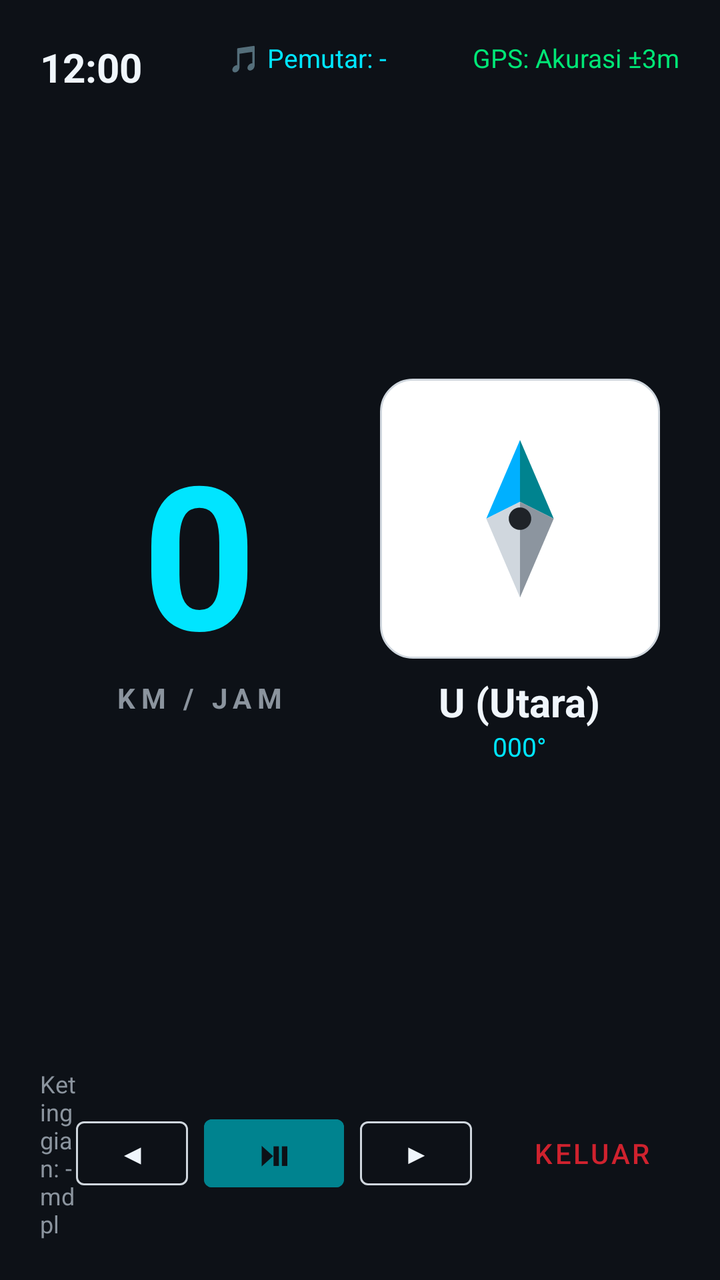
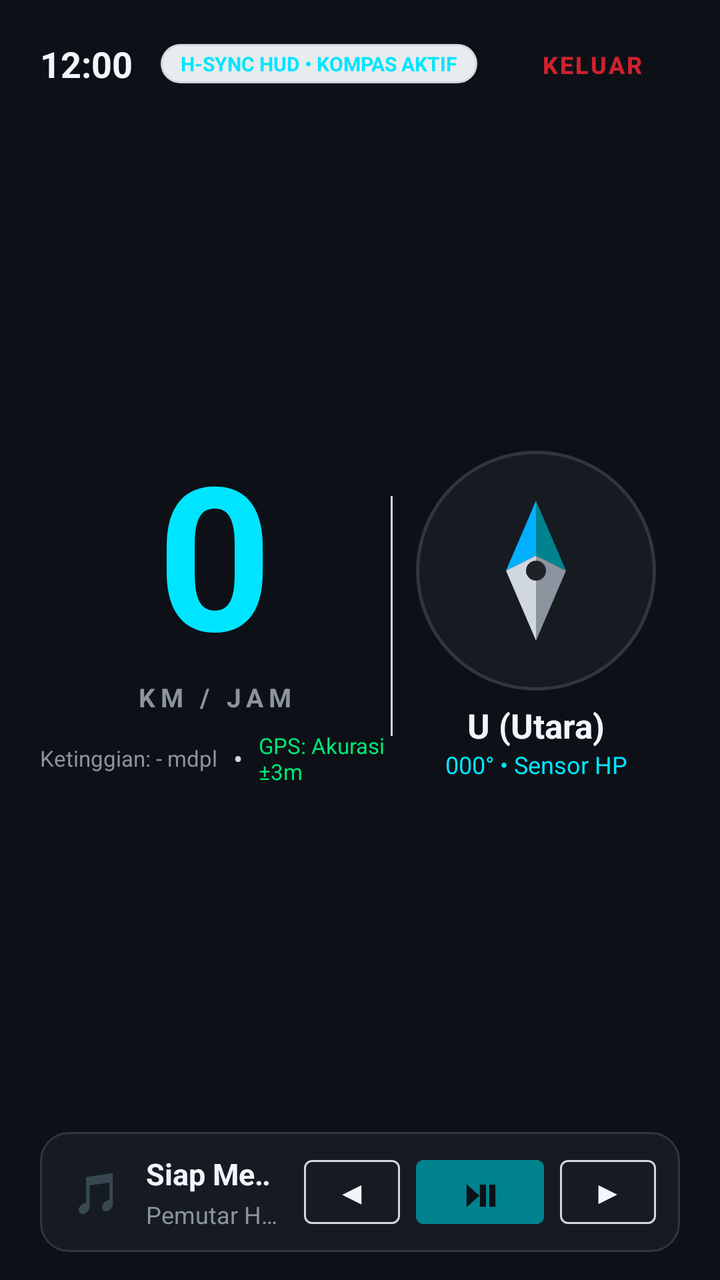

Before-and-after screenshots of an Android layout around one commit, followed by the original layout XML and the change that was made.
<!-- AndroidManifest.xml: application theme Theme.MotoCompanion -->
<!-- res/layout/activity_hud.xml -->
<?xml version="1.0" encoding="utf-8"?>
<androidx.constraintlayout.widget.ConstraintLayout xmlns:android="http://schemas.android.com/apk/res/android"
    xmlns:app="http://schemas.android.com/apk/res-auto"
    android:layout_width="match_parent"
    android:layout_height="match_parent"
    android:background="@color/hud_bg"
    android:keepScreenOn="true"
    android:padding="20dp">

    
    <TextView
        android:id="@+id/tvHudClock"
        android:layout_width="wrap_content"
        android:layout_height="wrap_content"
        android:text="12:00"
        android:textColor="@color/hud_text_primary"
        android:textSize="20sp"
        android:textStyle="bold"
        app:layout_constraintStart_toStartOf="parent"
        app:layout_constraintTop_toTopOf="parent" />

    <TextView
        android:id="@+id/tvActivePlayerHud"
        android:layout_width="wrap_content"
        android:layout_height="wrap_content"
        android:text="🎵 Pemutar: -"
        android:textColor="@color/hud_accent_cyan"
        android:textSize="13sp"
        app:layout_constraintEnd_toStartOf="@+id/tvGpsAccuracy"
        app:layout_constraintStart_toEndOf="@+id/tvHudClock"
        app:layout_constraintTop_toTopOf="parent" />

    <TextView
        android:id="@+id/tvGpsAccuracy"
        android:layout_width="wrap_content"
        android:layout_height="wrap_content"
        android:text="GPS: Akurasi ±3m"
        android:textColor="@color/hud_accent_green"
        android:textSize="13sp"
        app:layout_constraintEnd_toEndOf="parent"
        app:layout_constraintTop_toTopOf="parent" />

    
    <LinearLayout
        android:id="@+id/layoutSpeedometer"
        android:layout_width="0dp"
        android:layout_height="wrap_content"
        android:gravity="center"
        android:orientation="vertical"
        app:layout_constraintBottom_toTopOf="@+id/layoutBottomBar"
        app:layout_constraintEnd_toStartOf="@+id/layoutCompass"
        app:layout_constraintStart_toStartOf="parent"
        app:layout_constraintTop_toBottomOf="@+id/tvHudClock">

        <TextView
            android:id="@+id/tvSpeedValue"
            android:layout_width="wrap_content"
            android:layout_height="wrap_content"
            android:includeFontPadding="false"
            android:text="0"
            android:textColor="@color/hud_accent_cyan"
            android:textSize="100sp"
            android:textStyle="bold" />

        <TextView
            android:layout_width="wrap_content"
            android:layout_height="wrap_content"
            android:letterSpacing="0.2"
            android:text="@string/hud_speed_unit"
            android:textColor="@color/hud_text_secondary"
            android:textSize="14sp"
            android:textStyle="bold" />
    </LinearLayout>

    
    <LinearLayout
        android:id="@+id/layoutCompass"
        android:layout_width="0dp"
        android:layout_height="wrap_content"
        android:gravity="center"
        android:orientation="vertical"
        app:layout_constraintBottom_toTopOf="@+id/layoutBottomBar"
        app:layout_constraintEnd_toEndOf="parent"
        app:layout_constraintStart_toEndOf="@+id/layoutSpeedometer"
        app:layout_constraintTop_toBottomOf="@+id/tvGpsAccuracy">

        
        <FrameLayout
            android:layout_width="140dp"
            android:layout_height="140dp"
            android:background="@drawable/bg_rounded_card">

            <ImageView
                android:id="@+id/ivCompassNeedle"
                android:layout_width="90dp"
                android:layout_height="90dp"
                android:layout_gravity="center"
                android:contentDescription="Compass Needle"
                android:src="@drawable/ic_compass_needle" />
        </FrameLayout>

        
        <TextView
            android:id="@+id/tvCardinalDirection"
            android:layout_width="wrap_content"
            android:layout_height="wrap_content"
            android:layout_marginTop="8dp"
            android:text="U (Utara)"
            android:textColor="@color/hud_text_primary"
            android:textSize="20sp"
            android:textStyle="bold" />

        <TextView
            android:id="@+id/tvBearingDegrees"
            android:layout_width="wrap_content"
            android:layout_height="wrap_content"
            android:text="000°"
            android:textColor="@color/hud_accent_cyan"
            android:textSize="13sp" />
    </LinearLayout>

    
    <LinearLayout
        android:id="@+id/layoutBottomBar"
        android:layout_width="match_parent"
        android:layout_height="wrap_content"
        android:gravity="center_vertical"
        android:orientation="horizontal"
        app:layout_constraintBottom_toBottomOf="parent"
        app:layout_constraintEnd_toEndOf="parent"
        app:layout_constraintStart_toStartOf="parent">

        <TextView
            android:id="@+id/tvAltitude"
            android:layout_width="0dp"
            android:layout_height="wrap_content"
            android:layout_weight="1"
            android:text="Ketinggian: - mdpl"
            android:textColor="@color/hud_text_secondary"
            android:textSize="12sp" />

        
        <LinearLayout
            android:layout_width="wrap_content"
            android:layout_height="wrap_content"
            android:gravity="center"
            android:orientation="horizontal">

            <Button
                android:id="@+id/btnHudPrev"
                style="@style/Widget.MaterialComponents.Button.OutlinedButton"
                android:layout_width="56dp"
                android:layout_height="44dp"
                android:layout_marginEnd="8dp"
                android:text="◀"
                android:textColor="@color/hud_text_primary"
                app:strokeColor="@color/border_color" />

            <Button
                android:id="@+id/btnHudPlayPause"
                android:layout_width="70dp"
                android:layout_height="46dp"
                android:backgroundTint="@color/accent_cyan"
                android:text="⏯"
                android:textColor="#0D1117"
                android:textSize="16sp"
                android:textStyle="bold" />

            <Button
                android:id="@+id/btnHudNext"
                style="@style/Widget.MaterialComponents.Button.OutlinedButton"
                android:layout_width="56dp"
                android:layout_height="44dp"
                android:layout_marginStart="8dp"
                android:text="▶"
                android:textColor="@color/hud_text_primary"
                app:strokeColor="@color/border_color" />
        </LinearLayout>

        <Button
            android:id="@+id/btnCloseHud"
            style="@style/Widget.MaterialComponents.Button.TextButton"
            android:layout_width="wrap_content"
            android:layout_height="wrap_content"
            android:layout_marginStart="16dp"
            android:text="@string/hud_exit"
            android:textColor="@color/accent_red" />
    </LinearLayout>

</androidx.constraintlayout.widget.ConstraintLayout>
<!-- resources referenced by this layout -->
<resources>
  <color name="accent_cyan">#00838F</color>
  <color name="accent_red">#CF222E</color>
  <color name="border_color">#D0D7DE</color>
  <color name="hud_accent_cyan">#00E5FF</color>
  <color name="hud_accent_green">#00E676</color>
  <color name="hud_bg">#0D1117</color>
  <color name="hud_text_primary">#F0F6FC</color>
  <color name="hud_text_secondary">#8B949E</color>
  <!-- drawable bg_rounded_card (drawable) -->
  <?xml version="1.0" encoding="utf-8"?>
  <shape xmlns:android="http://schemas.android.com/apk/res/android">
      <solid android:color="@color/bg_card" />
      <corners android:radius="16dp" />
      <stroke android:width="1dp" android:color="@color/border_color" />
  </shape>
  <!-- drawable ic_compass_needle (drawable) -->
  <?xml version="1.0" encoding="utf-8"?>
  <vector xmlns:android="http://schemas.android.com/apk/res/android"
      android:width="64dp"
      android:height="64dp"
      android:viewportWidth="64"
      android:viewportHeight="64">
      
      <path
          android:fillColor="@color/accent_cyan"
          android:pathData="M32,4 L44,32 L32,26 Z" />
      
      <path
          android:fillColor="#00B0FF"
          android:pathData="M32,4 L20,32 L32,26 Z" />
      
      <path
          android:fillColor="@color/text_muted"
          android:pathData="M32,60 L44,32 L32,26 Z" />
      <path
          android:fillColor="@color/border_color"
          android:pathData="M32,60 L20,32 L32,26 Z" />
      
      <path
          android:fillColor="@color/text_primary"
          android:pathData="M32,32m-4,0a4,4 0,1 1,8 0a4,4 0,1 1,-8 0" />
  </vector>
  <string name="hud_exit">Keluar</string>
  <string name="hud_speed_unit">KM / JAM</string>
  <style name="Theme.MotoCompanion" parent="Theme.MaterialComponents.DayNight.NoActionBar">
          <item name="colorPrimary">@color/accent_cyan</item>
          <item name="colorPrimaryVariant">@color/accent_cyan</item>
          <item name="colorOnPrimary">@color/btn_text_on_cyan</item>
          <item name="colorSecondary">@color/accent_green</item>
          <item name="colorSecondaryVariant">@color/accent_amber</item>
          <item name="colorOnSecondary">@color/bg_dark</item>
          <item name="android:statusBarColor">@color/bg_dark</item>
          <item name="android:navigationBarColor">@color/bg_dark</item>
          <item name="android:windowBackground">@color/bg_dark</item>
          <item name="android:windowLightStatusBar">?attr/isLightTheme</item>
          <item name="android:windowLightNavigationBar" tools:targetApi="o_mr1">?attr/isLightTheme</item>
      </style>
  <color name="bg_card">#FFFFFF</color>
  <color name="text_muted">#8C959F</color>
  <color name="text_primary">#1F2328</color>
  <color name="btn_text_on_cyan">#FFFFFF</color>
  <color name="accent_green">#1A7F37</color>
  <color name="accent_amber">#B76E00</color>
  <color name="bg_dark">#F4F6F9</color>
</resources>

<!-- the commit's change to res/layout/activity_hud.xml (unified diff, before → after) -->
@@ -3,188 +3,293 @@
     xmlns:app="http://schemas.android.com/apk/res-auto"
     android:layout_width="match_parent"
     android:layout_height="match_parent"
+    android:animateLayoutChanges="true"
     android:background="@color/hud_bg"
     android:keepScreenOn="true"
-    android:padding="20dp">
-
-    
-    <TextView
-        android:id="@+id/tvHudClock"
-        android:layout_width="wrap_content"
-        android:layout_height="wrap_content"
-        android:text="12:00"
-        android:textColor="@color/hud_text_primary"
-        android:textSize="20sp"
-        android:textStyle="bold"
-        app:layout_constraintStart_toStartOf="parent"
-        app:layout_constraintTop_toTopOf="parent" />
-
-    <TextView
-        android:id="@+id/tvActivePlayerHud"
-        android:layout_width="wrap_content"
-        android:layout_height="wrap_content"
-        android:text="🎵 Pemutar: -"
-        android:textColor="@color/hud_accent_cyan"
-        android:textSize="13sp"
-        app:layout_constraintEnd_toStartOf="@+id/tvGpsAccuracy"
-        app:layout_constraintStart_toEndOf="@+id/tvHudClock"
-        app:layout_constraintTop_toTopOf="parent" />
-
-    <TextView
-        android:id="@+id/tvGpsAccuracy"
-        android:layout_width="wrap_content"
-        android:layout_height="wrap_content"
-        android:text="GPS: Akurasi ±3m"
-        android:textColor="@color/hud_accent_green"
-        android:textSize="13sp"
-        app:layout_constraintEnd_toEndOf="parent"
-        app:layout_constraintTop_toTopOf="parent" />
+    android:paddingStart="20dp"
+    android:paddingTop="14dp"
+    android:paddingEnd="20dp"
+    android:paddingBottom="14dp">
 
     
     <LinearLayout
-        android:id="@+id/layoutSpeedometer"
-        android:layout_width="0dp"
-        android:layout_height="wrap_content"
-        android:gravity="center"
-        android:orientation="vertical"
-        app:layout_constraintBottom_toTopOf="@+id/layoutBottomBar"
-        app:layout_constraintEnd_toStartOf="@+id/layoutCompass"
-        app:layout_constraintStart_toStartOf="parent"
-        app:layout_constraintTop_toBottomOf="@+id/tvHudClock">
-
-        <TextView
-            android:id="@+id/tvSpeedValue"
-            android:layout_width="wrap_content"
-            android:layout_height="wrap_content"
-            android:includeFontPadding="false"
-            android:text="0"
-            android:textColor="@color/hud_accent_cyan"
-            android:textSize="100sp"
-            android:textStyle="bold" />
-
-        <TextView
-            android:layout_width="wrap_content"
-            android:layout_height="wrap_content"
-            android:letterSpacing="0.2"
-            android:text="@string/hud_speed_unit"
-            android:textColor="@color/hud_text_secondary"
-            android:textSize="14sp"
-            android:textStyle="bold" />
-    </LinearLayout>
-
-    
-    <LinearLayout
-        android:id="@+id/layoutCompass"
-        android:layout_width="0dp"
-        android:layout_height="wrap_content"
-        android:gravity="center"
-        android:orientation="vertical"
-        app:layout_constraintBottom_toTopOf="@+id/layoutBottomBar"
-        app:layout_constraintEnd_toEndOf="parent"
-        app:layout_constraintStart_toEndOf="@+id/layoutSpeedometer"
-        app:layout_constraintTop_toBottomOf="@+id/tvGpsAccuracy">
-
-        
-        <FrameLayout
-            android:layout_width="140dp"
-            android:layout_height="140dp"
-            android:background="@drawable/bg_rounded_card">
-
-            <ImageView
-                android:id="@+id/ivCompassNeedle"
-                android:layout_width="90dp"
-                android:layout_height="90dp"
-                android:layout_gravity="center"
-                android:contentDescription="Compass Needle"
-                android:src="@drawable/ic_compass_needle" />
-        </FrameLayout>
-
-        
-        <TextView
-            android:id="@+id/tvCardinalDirection"
-            android:layout_width="wrap_content"
-            android:layout_height="wrap_content"
-            android:layout_marginTop="8dp"
-            android:text="U (Utara)"
-            android:textColor="@color/hud_text_primary"
-            android:textSize="20sp"
-            android:textStyle="bold" />
-
-        <TextView
-            android:id="@+id/tvBearingDegrees"
-            android:layout_width="wrap_content"
-            android:layout_height="wrap_content"
-            android:text="000°"
-            android:textColor="@color/hud_accent_cyan"
-            android:textSize="13sp" />
-    </LinearLayout>
-
-    
-    <LinearLayout
-        android:id="@+id/layoutBottomBar"
+        android:id="@+id/layoutHudTopBar"
         android:layout_width="match_parent"
         android:layout_height="wrap_content"
         android:gravity="center_vertical"
         android:orientation="horizontal"
+        app:layout_constraintEnd_toEndOf="parent"
+        app:layout_constraintStart_toStartOf="parent"
+        app:layout_constraintTop_toTopOf="parent">
+
+        <TextView
+            android:id="@+id/tvHudClock"
+            android:layout_width="wrap_content"
+            android:layout_height="wrap_content"
+            android:text="12:00"
+            android:textColor="@color/hud_text_primary"
+            android:textSize="18sp"
+            android:textStyle="bold" />
+
+        <TextView
+            android:id="@+id/tvHudStatusPill"
+            android:layout_width="wrap_content"
+            android:layout_height="wrap_content"
+            android:layout_marginStart="14dp"
+            android:background="@drawable/bg_pill"
+            android:paddingStart="10dp"
+            android:paddingTop="3dp"
+            android:paddingEnd="10dp"
+            android:paddingBottom="3dp"
+            android:text="H-SYNC HUD • KOMPAS AKTIF"
+            android:textColor="@color/hud_accent_cyan"
+            android:textSize="10sp"
+            android:textStyle="bold" />
+
+        
+        <View
+            android:layout_width="0dp"
+            android:layout_height="1dp"
+            android:layout_weight="1" />
+
+        <Button
+            android:id="@+id/btnCloseHud"
+            style="@style/Widget.MaterialComponents.Button.TextButton"
+            android:layout_width="wrap_content"
+            android:layout_height="36dp"
+            android:minHeight="36dp"
+            android:text="@string/hud_exit"
+            android:textColor="@color/accent_red"
+            android:textSize="12sp"
+            android:textStyle="bold" />
+    </LinearLayout>
+
+    
+    <LinearLayout
+        android:id="@+id/layoutHudCenter"
+        android:layout_width="match_parent"
+        android:layout_height="0dp"
+        android:baselineAligned="false"
+        android:gravity="center_vertical"
+        android:orientation="horizontal"
+        app:layout_constraintBottom_toTopOf="@+id/cardHudMedia"
+        app:layout_constraintEnd_toEndOf="parent"
+        app:layout_constraintStart_toStartOf="parent"
+        app:layout_constraintTop_toBottomOf="@+id/layoutHudTopBar">
+
+        
+        <LinearLayout
+            android:layout_width="0dp"
+            android:layout_height="wrap_content"
+            android:layout_weight="1.1"
+            android:gravity="center"
+            android:orientation="vertical">
+
+            <TextView
+                android:id="@+id/tvSpeedValue"
+                android:layout_width="wrap_content"
+                android:layout_height="wrap_content"
+                android:includeFontPadding="false"
+                android:text="0"
+                android:textColor="@color/hud_accent_cyan"
+                android:textSize="100sp"
+                android:textStyle="bold" />
+
+            <TextView
+                android:id="@+id/tvSpeedUnit"
+                android:layout_width="wrap_content"
+                android:layout_height="wrap_content"
+                android:letterSpacing="0.2"
+                android:text="@string/hud_speed_unit"
+                android:textColor="@color/hud_text_secondary"
+                android:textSize="13sp"
+                android:textStyle="bold" />
+
+            
+            <LinearLayout
+                android:layout_width="wrap_content"
+                android:layout_height="wrap_content"
+                android:layout_marginTop="8dp"
+                android:gravity="center_vertical"
+                android:orientation="horizontal">
+
+                <TextView
+                    android:id="@+id/tvAltitude"
+                    android:layout_width="wrap_content"
+                    android:layout_height="wrap_content"
+                    android:text="Ketinggian: - mdpl"
+                    android:textColor="@color/hud_text_secondary"
+                    android:textSize="11sp" />
+
+                <TextView
+                    android:layout_width="wrap_content"
+                    android:layout_height="wrap_content"
+                    android:layout_marginStart="8dp"
+                    android:layout_marginEnd="8dp"
+                    android:text="•"
+                    android:textColor="@color/border_color" />
+
+                <TextView
+                    android:id="@+id/tvGpsAccuracy"
+                    android:layout_width="wrap_content"
+                    android:layout_height="wrap_content"
+                    android:text="GPS: Akurasi ±3m"
+                    android:textColor="@color/hud_accent_green"
+                    android:textSize="11sp" />
+            </LinearLayout>
+        </LinearLayout>
+
+        
+        <View
+            android:layout_width="1dp"
+            android:layout_height="120dp"
+            android:background="@color/border_color" />
+
+        
+        <LinearLayout
+            android:layout_width="0dp"
+            android:layout_height="wrap_content"
+            android:layout_weight="0.9"
+            android:gravity="center"
+            android:orientation="vertical">
+
+            
+            <FrameLayout
+                android:layout_width="120dp"
+                android:layout_height="120dp"
+                android:background="@drawable/bg_hud_dial">
+
+                <ImageView
+                    android:id="@+id/ivCompassNeedle"
+                    android:layout_width="80dp"
+                    android:layout_height="80dp"
+                    android:layout_gravity="center"
+                    android:contentDescription="Compass Needle"
+                    android:src="@drawable/ic_compass_needle" />
+            </FrameLayout>
+
+            
+            <TextView
+                android:id="@+id/tvCardinalDirection"
+                android:layout_width="wrap_content"
+                android:layout_height="wrap_content"
+                android:layout_marginTop="6dp"
+                android:text="U (Utara)"
+                android:textColor="@color/hud_text_primary"
+                android:textSize="17sp"
+                android:textStyle="bold" />
+
+            <TextView
+                android:id="@+id/tvBearingDegrees"
+                android:layout_width="wrap_content"
+                android:layout_height="wrap_content"
+                android:text="000° • Sensor HP"
+                android:textColor="@color/hud_accent_cyan"
+                android:textSize="12sp" />
+        </LinearLayout>
+    </LinearLayout>
+
+    
+    <LinearLayout
+        android:id="@+id/cardHudMedia"
+        android:layout_width="match_parent"
+        android:layout_height="wrap_content"
+        android:background="@drawable/bg_hud_media_card"
+        android:gravity="center_vertical"
+        android:orientation="horizontal"
+        android:paddingStart="16dp"
+        android:paddingTop="8dp"
+        android:paddingEnd="12dp"
+        android:paddingBottom="8dp"
         app:layout_constraintBottom_toBottomOf="parent"
         app:layout_constraintEnd_toEndOf="parent"
         app:layout_constraintStart_toStartOf="parent">
 
+        
         <TextView
-            android:id="@+id/tvAltitude"
-            android:layout_width="0dp"
-            android:layout_height="wrap_content"
+            android:layout_width="wrap_content"
+            android:layout_height="wrap_content"
+            android:layout_marginEnd="12dp"
+            android:text="🎵"
+            android:textSize="20sp" />
+
+        
+        <LinearLayout
+            android:layout_width="0dp"
+            android:layout_height="wrap_content"
+            android:layout_marginEnd="12dp"
             android:layout_weight="1"
-            android:text="Ketinggian: - mdpl"
-            android:textColor="@color/hud_text_secondary"
-            android:textSize="12sp" />
-
-        
-        <LinearLayout
-            android:layout_width="wrap_content"
-            android:layout_height="wrap_content"
-            android:gravity="center"
+            android:orientation="vertical">
+
+            <TextView
+                android:id="@+id/tvHudSongTitle"
+                android:layout_width="wrap_content"
+                android:layout_height="wrap_content"
+                android:ellipsize="marquee"
+                android:marqueeRepeatLimit="marquee_forever"
+                android:singleLine="true"
+                android:text="@string/hud_music_ready"
+                android:textColor="@color/hud_text_primary"
+                android:textSize="15sp"
+                android:textStyle="bold" />
+
+            <TextView
+                android:id="@+id/tvHudSongArtist"
+                android:layout_width="wrap_content"
+                android:layout_height="wrap_content"
+                android:layout_marginTop="2dp"
+                android:ellipsize="end"
+                android:singleLine="true"
+                android:text="Pemutar H-Sync"
+                android:textColor="@color/hud_text_secondary"
+                android:textSize="12sp" />
+        </LinearLayout>
+
+        
+        <LinearLayout
+            android:layout_width="wrap_content"
+            android:layout_height="wrap_content"
+            android:gravity="center_vertical"
             android:orientation="horizontal">
 
             <Button
                 android:id="@+id/btnHudPrev"
                 style="@style/Widget.MaterialComponents.Button.OutlinedButton"
-                android:layout_width="56dp"
+                android:layout_width="48dp"
                 android:layout_height="44dp"
-                android:layout_marginEnd="8dp"
+                android:minWidth="48dp"
+                android:padding="0dp"
                 android:text="◀"
                 android:textColor="@color/hud_text_primary"
+                android:textSize="16sp"
                 app:strokeColor="@color/border_color" />
 
             <Button
                 android:id="@+id/btnHudPlayPause"
-                android:layout_width="70dp"
-                android:layout_height="46dp"
+                android:layout_width="64dp"
+                android:layout_height="44dp"
+                android:layout_marginStart="8dp"
+                android:layout_marginEnd="8dp"
                 android:backgroundTint="@color/accent_cyan"
+                android:minWidth="64dp"
+                android:padding="0dp"
                 android:text="⏯"
                 android:textColor="#0D1117"
-                android:textSize="16sp"
+                android:textSize="18sp"
                 android:textStyle="bold" />
 
             <Button
                 android:id="@+id/btnHudNext"
                 style="@style/Widget.MaterialComponents.Button.OutlinedButton"
-                android:layout_width="56dp"
+                android:layout_width="48dp"
                 android:layout_height="44dp"
-                android:layout_marginStart="8dp"
+                android:minWidth="48dp"
+                android:padding="0dp"
                 android:text="▶"
                 android:textColor="@color/hud_text_primary"
+                android:textSize="16sp"
                 app:strokeColor="@color/border_color" />
         </LinearLayout>
-
-        <Button
-            android:id="@+id/btnCloseHud"
-            style="@style/Widget.MaterialComponents.Button.TextButton"
-            android:layout_width="wrap_content"
-            android:layout_height="wrap_content"
-            android:layout_marginStart="16dp"
-            android:text="@string/hud_exit"
-            android:textColor="@color/accent_red" />
     </LinearLayout>
 
 </androidx.constraintlayout.widget.ConstraintLayout>
<!-- resource entries referenced after the edit -->
@@ -8,11 +8,29 @@
   <color name="hud_bg">#0D1117</color>
   <color name="hud_text_primary">#F0F6FC</color>
   <color name="hud_text_secondary">#8B949E</color>
-  <!-- drawable bg_rounded_card (drawable) -->
+  <!-- drawable bg_hud_dial (drawable) -->
+  <?xml version="1.0" encoding="utf-8"?>
+  <shape xmlns:android="http://schemas.android.com/apk/res/android"
+      android:shape="oval">
+      <solid android:color="#161B22" />
+      <stroke
+          android:width="1.5dp"
+          android:color="#30363D" />
+  </shape>
+  <!-- drawable bg_hud_media_card (drawable) -->
   <?xml version="1.0" encoding="utf-8"?>
   <shape xmlns:android="http://schemas.android.com/apk/res/android">
-      <solid android:color="@color/bg_card" />
-      <corners android:radius="16dp" />
+      <solid android:color="#161B22" />
+      <corners android:radius="14dp" />
+      <stroke
+          android:width="1dp"
+          android:color="#30363D" />
+  </shape>
+  <!-- drawable bg_pill (drawable) -->
+  <?xml version="1.0" encoding="utf-8"?>
+  <shape xmlns:android="http://schemas.android.com/apk/res/android">
+      <solid android:color="@color/bg_card_secondary" />
+      <corners android:radius="20dp" />
       <stroke android:width="1dp" android:color="@color/border_color" />
   </shape>
   <!-- drawable ic_compass_needle (drawable) -->
@@ -43,6 +61,7 @@
           android:pathData="M32,32m-4,0a4,4 0,1 1,8 0a4,4 0,1 1,-8 0" />
   </vector>
   <string name="hud_exit">Keluar</string>
+  <string name="hud_music_ready">Siap Memutar</string>
   <string name="hud_speed_unit">KM / JAM</string>
   <style name="Theme.MotoCompanion" parent="Theme.MaterialComponents.DayNight.NoActionBar">
           <item name="colorPrimary">@color/accent_cyan</item>
@@ -57,7 +76,7 @@
           <item name="android:windowLightStatusBar">?attr/isLightTheme</item>
           <item name="android:windowLightNavigationBar" tools:targetApi="o_mr1">?attr/isLightTheme</item>
       </style>
-  <color name="bg_card">#FFFFFF</color>
+  <color name="bg_card_secondary">#E9ECEF</color>
   <color name="text_muted">#8C959F</color>
   <color name="text_primary">#1F2328</color>
   <color name="btn_text_on_cyan">#FFFFFF</color>
